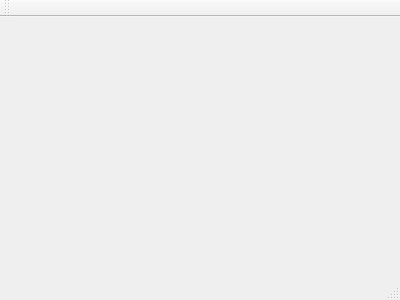
First picture: the form in example/userManagerExample/mainwindow.ui, repository linbin823/Qt.711.2016.UsrManager, before the edit.
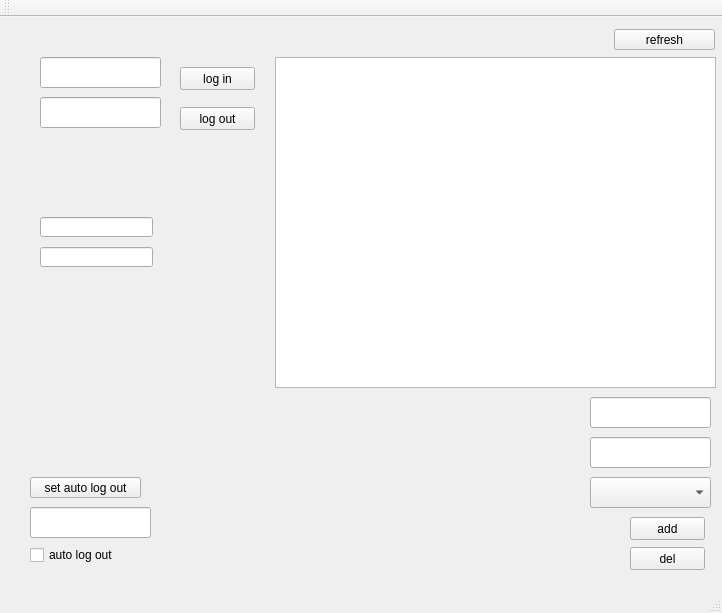
Second picture: the form after the edit.

```diff
--- a/example/userManagerExample/mainwindow.ui
+++ b/example/userManagerExample/mainwindow.ui
@@ -1,24 +1,227 @@
 <ui version="4.0">
  <class>MainWindow</class>
- <widget class="QMainWindow" name="MainWindow" >
-  <property name="geometry" >
+ <widget class="QMainWindow" name="MainWindow">
+  <property name="geometry">
    <rect>
     <x>0</x>
     <y>0</y>
-    <width>400</width>
-    <height>300</height>
+    <width>722</width>
+    <height>613</height>
    </rect>
   </property>
   <property name="windowTitle" >
    <string>MainWindow</string>
   </property>
-  <widget class="QMenuBar" name="menuBar" />
-  <widget class="QToolBar" name="mainToolBar" />
-  <widget class="QWidget" name="centralWidget" />
-  <widget class="QStatusBar" name="statusBar" />
+  <widget class="QWidget" name="centralWidget">
+   <widget class="QPushButton" name="pbAdd">
+    <property name="geometry">
+     <rect>
+      <x>630</x>
+      <y>500</y>
+      <width>75</width>
+      <height>23</height>
+     </rect>
+    </property>
+    <property name="text">
+     <string>add</string>
+    </property>
+   </widget>
+   <widget class="QPushButton" name="pbDel">
+    <property name="geometry">
+     <rect>
+      <x>630</x>
+      <y>530</y>
+      <width>75</width>
+      <height>23</height>
+     </rect>
+    </property>
+    <property name="text">
+     <string>del</string>
+    </property>
+   </widget>
+   <widget class="QPushButton" name="pbRefresh">
+    <property name="geometry">
+     <rect>
+      <x>614</x>
+      <y>12</y>
+      <width>101</width>
+      <height>21</height>
+     </rect>
+    </property>
+    <property name="text">
+     <string>refresh</string>
+    </property>
+   </widget>
+   <widget class="QLineEdit" name="leUsrName">
+    <property name="geometry">
+     <rect>
+      <x>40</x>
+      <y>40</y>
+      <width>121</width>
+      <height>31</height>
+     </rect>
+    </property>
+   </widget>
+   <widget class="QLineEdit" name="leUsrPswd">
+    <property name="geometry">
+     <rect>
+      <x>40</x>
+      <y>80</y>
+      <width>121</width>
+      <height>31</height>
+     </rect>
+    </property>
+   </widget>
+   <widget class="QPushButton" name="pbLogIn">
+    <property name="geometry">
+     <rect>
+      <x>180</x>
+      <y>50</y>
+      <width>75</width>
+      <height>23</height>
+     </rect>
+    </property>
+    <property name="text">
+     <string>log in</string>
+    </property>
+   </widget>
+   <widget class="QPushButton" name="pbLogOut">
+    <property name="geometry">
+     <rect>
+      <x>180</x>
+      <y>90</y>
+      <width>75</width>
+      <height>23</height>
+     </rect>
+    </property>
+    <property name="text">
+     <string>log out</string>
+    </property>
+   </widget>
+   <widget class="QLineEdit" name="leNewUsrPswd">
+    <property name="geometry">
+     <rect>
+      <x>590</x>
+      <y>420</y>
+      <width>121</width>
+      <height>31</height>
+     </rect>
+    </property>
+   </widget>
+   <widget class="QLineEdit" name="leNewUsrName">
+    <property name="geometry">
+     <rect>
+      <x>590</x>
+      <y>380</y>
+      <width>121</width>
+      <height>31</height>
+     </rect>
+    </property>
+   </widget>
+   <widget class="QComboBox" name="cbNewUsrLevel">
+    <property name="geometry">
+     <rect>
+      <x>590</x>
+      <y>460</y>
+      <width>121</width>
+      <height>31</height>
+     </rect>
+    </property>
+   </widget>
+   <widget class="QLineEdit" name="leAutoLogOutDelay">
+    <property name="geometry">
+     <rect>
+      <x>30</x>
+      <y>490</y>
+      <width>121</width>
+      <height>31</height>
+     </rect>
+    </property>
+   </widget>
+   <widget class="QCheckBox" name="checkBox">
+    <property name="geometry">
+     <rect>
+      <x>30</x>
+      <y>530</y>
+      <width>151</width>
+      <height>16</height>
+     </rect>
+    </property>
+    <property name="text">
+     <string>auto log out</string>
+    </property>
+   </widget>
+   <widget class="QLineEdit" name="leCurrentUsrLevel">
+    <property name="geometry">
+     <rect>
+      <x>40</x>
+      <y>230</y>
+      <width>113</width>
+      <height>20</height>
+     </rect>
+    </property>
+    <property name="readOnly">
+     <bool>true</bool>
+    </property>
+   </widget>
+   <widget class="QLineEdit" name="leCurrentUsrName">
+    <property name="geometry">
+     <rect>
+      <x>40</x>
+      <y>200</y>
+      <width>113</width>
+      <height>20</height>
+     </rect>
+    </property>
+    <property name="readOnly">
+     <bool>true</bool>
+    </property>
+   </widget>
+   <widget class="QPushButton" name="pbSetAutoLogOut">
+    <property name="geometry">
+     <rect>
+      <x>30</x>
+      <y>460</y>
+      <width>111</width>
+      <height>21</height>
+     </rect>
+    </property>
+    <property name="text">
+     <string>set auto log out</string>
+    </property>
+   </widget>
+   <widget class="QTableView" name="tableView">
+    <property name="geometry">
+     <rect>
+      <x>275</x>
+      <y>40</y>
+      <width>441</width>
+      <height>331</height>
+     </rect>
+    </property>
+   </widget>
+  </widget>
+  <widget class="QMenuBar" name="menuBar">
+   <property name="geometry">
+    <rect>
+     <x>0</x>
+     <y>0</y>
+     <width>722</width>
+     <height>23</height>
+    </rect>
+   </property>
+  </widget>
+  <widget class="QToolBar" name="mainToolBar">
+   <attribute name="toolBarArea">
+    <enum>TopToolBarArea</enum>
+   </attribute>
+   <attribute name="toolBarBreak">
+    <bool>false</bool>
+   </attribute>
+  </widget>
+  <widget class="QStatusBar" name="statusBar"/>
  </widget>
- <layoutDefault spacing="6" margin="11" />
- <pixmapfunction></pixmapfunction>
+ <layoutdefault spacing="6" margin="11"/>
  <resources/>
  <connections/>
 </ui>
```
Left out of the diff: 3 changed lines with no effect on the pictures.
